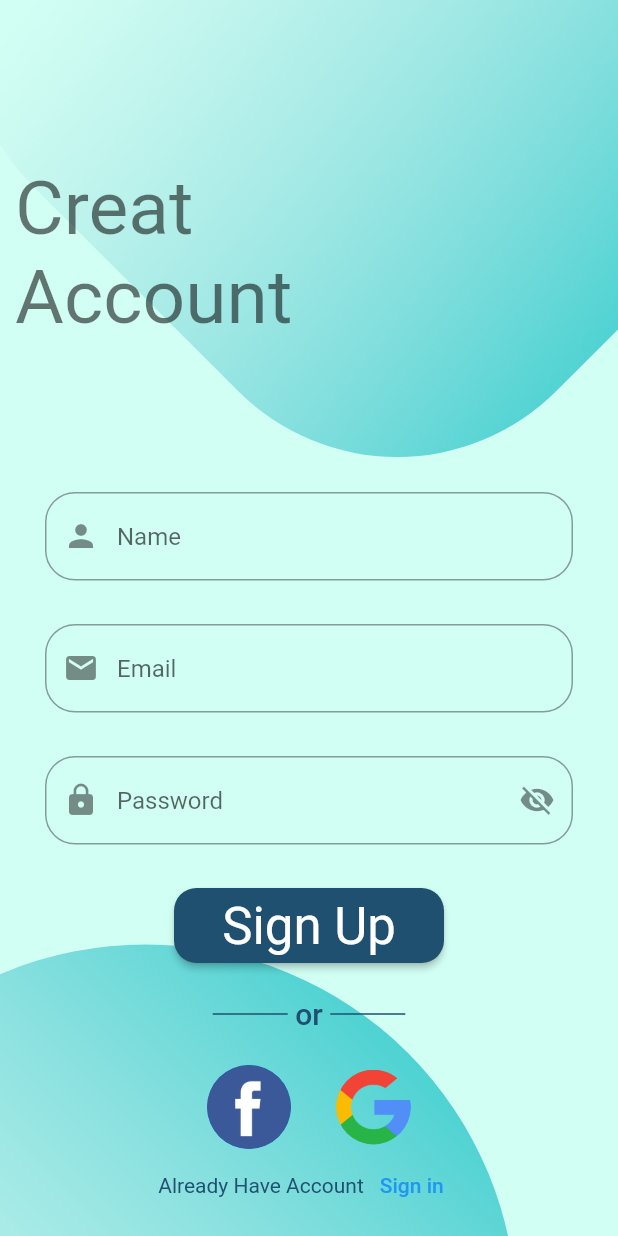
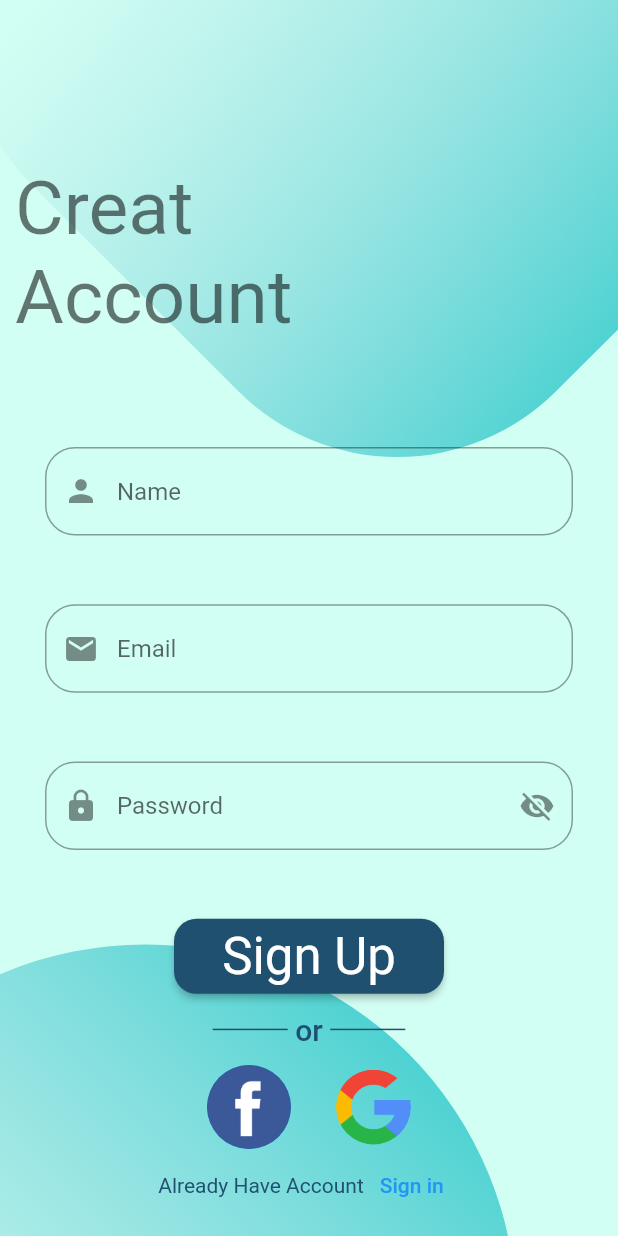
Before and after one commit to Osama-Saleh/e-commerce-app, a Flutter app: the RegisterScreen screen opened directly, on a phone screen of 412 x 824 dp. Run offline on Flutter 3.47's test engine with Material 2 defaults, Android fonts, the phone set to English and light mode, and no system bars; our stand-ins replace animated_text_kit, cloud_firestore, conditional_builder_null_safety, convex_bottom_bar, dio, firebase_auth and 10 more; missing offline and left inert: dart:ffi, flutter_facebook_auth, pro_shered_preference; accounts and stored records are empty; network calls fail.

Commit message:
first commit

```diff
--- a/lib/Screens/register_screen.dart
+++ b/lib/Screens/register_screen.dart
@@ -123,7 +123,7 @@ class _RegisterScreenState extends State<RegisterScreen> {
                               .copyWith(fontSize: 50),
                         ),
                         SizedBox(
-                          height: 100,
+                          height: 70,
                         ),
                         Expanded(
                           child: Padding(
@@ -134,6 +134,7 @@ class _RegisterScreenState extends State<RegisterScreen> {
                                 crossAxisAlignment: CrossAxisAlignment.center,
                                 children: [
                                   Expanded(
+                                    flex: 2,
                                     child: myTextFormField(
                                       controller: nameController,
                                       validator: (value) {
@@ -150,9 +151,10 @@ class _RegisterScreenState extends State<RegisterScreen> {
                                     ),
                                   ),
                                   SizedBox(
-                                    height: 20,
+                                    height: 10,
                                   ),
                                   Expanded(
+                                    flex: 2,
                                     child: myTextFormField(
                                       controller: emailController,
                                       validator: (value) {
@@ -169,9 +171,10 @@ class _RegisterScreenState extends State<RegisterScreen> {
                                     ),
                                   ),
                                   SizedBox(
-                                    height: 20,
+                                    height: 10,
                                   ),
                                   Expanded(
+                                    flex: 2,
                                     child: myTextFormField(
                                       controller: passwordController,
                                       validator: (value) {
@@ -198,7 +201,7 @@ class _RegisterScreenState extends State<RegisterScreen> {
                                     ),
                                   ),
                                   SizedBox(
-                                    height: 20,
+                                    height: 10,
                                   ),
                                   // if (state is RegisterLoadingState)
                                   //   Center(child: CircularProgressIndicator()),
```
Also changed, not shown: lib/Screens/bought_Screen.dart (+10 -9 lines), lib/Screens/home_screen.dart (+12 -6 lines), lib/cubit/home_cubit.dart (+7 -5 lines), lib/main.dart (+5 -7 lines).
